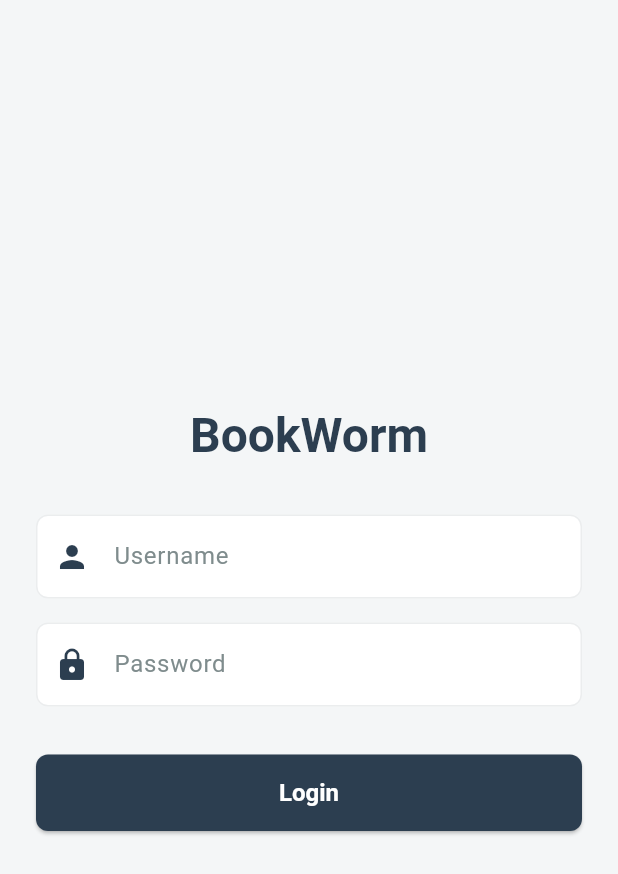
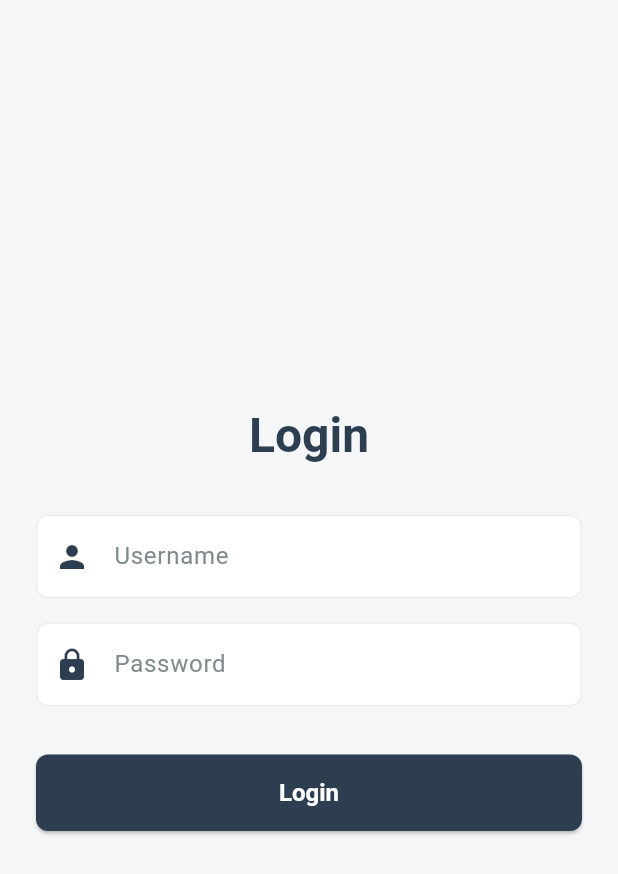
Before and after one commit to Arspn0/Book_Store, a Flutter app: the screen it shows after launch, on a phone screen of 412 x 824 dp. Shown: the top 874 px of the screen. Run offline on Flutter 3.47's test engine with Material 3 defaults, Android fonts, the phone set to English and light mode, and no system bars; our stand-ins replace iconsax.

Commit message:
change a little bit login page

```diff
--- a/lib/pages/login_page.dart
+++ b/lib/pages/login_page.dart
@@ -46,7 +46,7 @@ class _LoginPageState extends State<LoginPage> {
                 children: [
                   // App Logo or Title
                   Text(
-                    'BookWorm',
+                    'Login',
                     textAlign: TextAlign.center,
                     style: Theme.of(context).textTheme.titleLarge?.copyWith(
                           color: AppColors.text,
```
